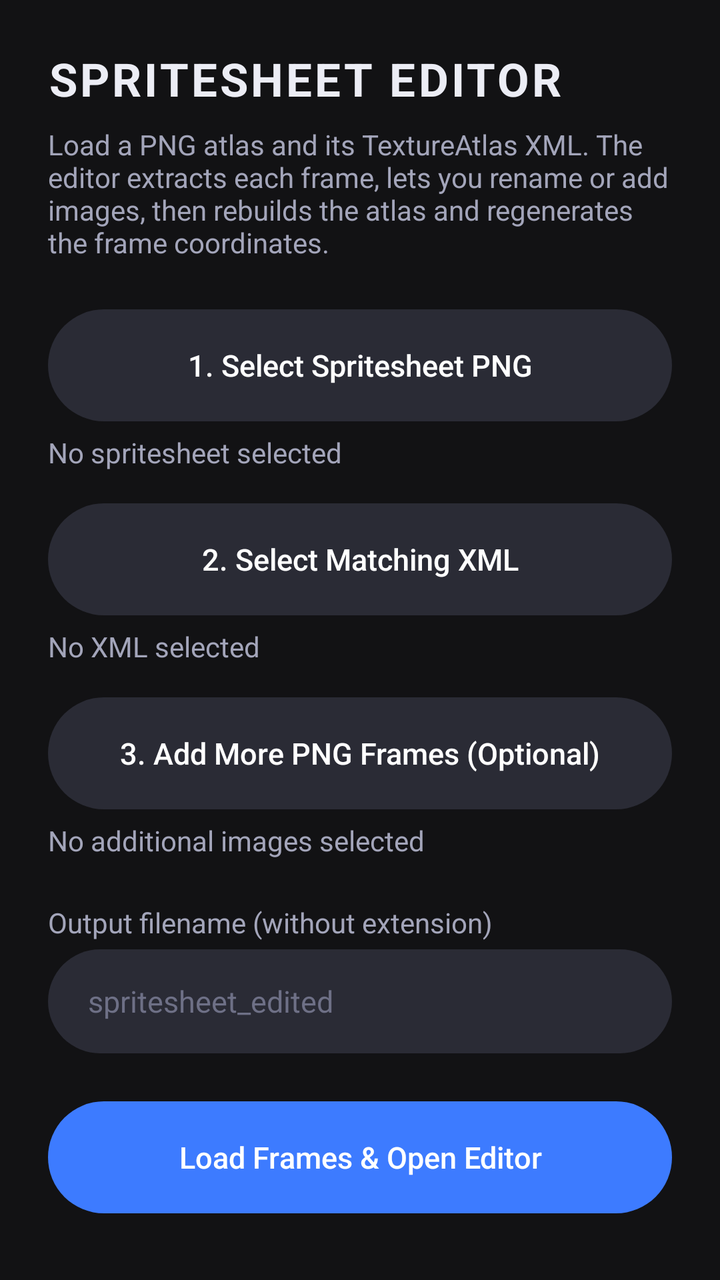
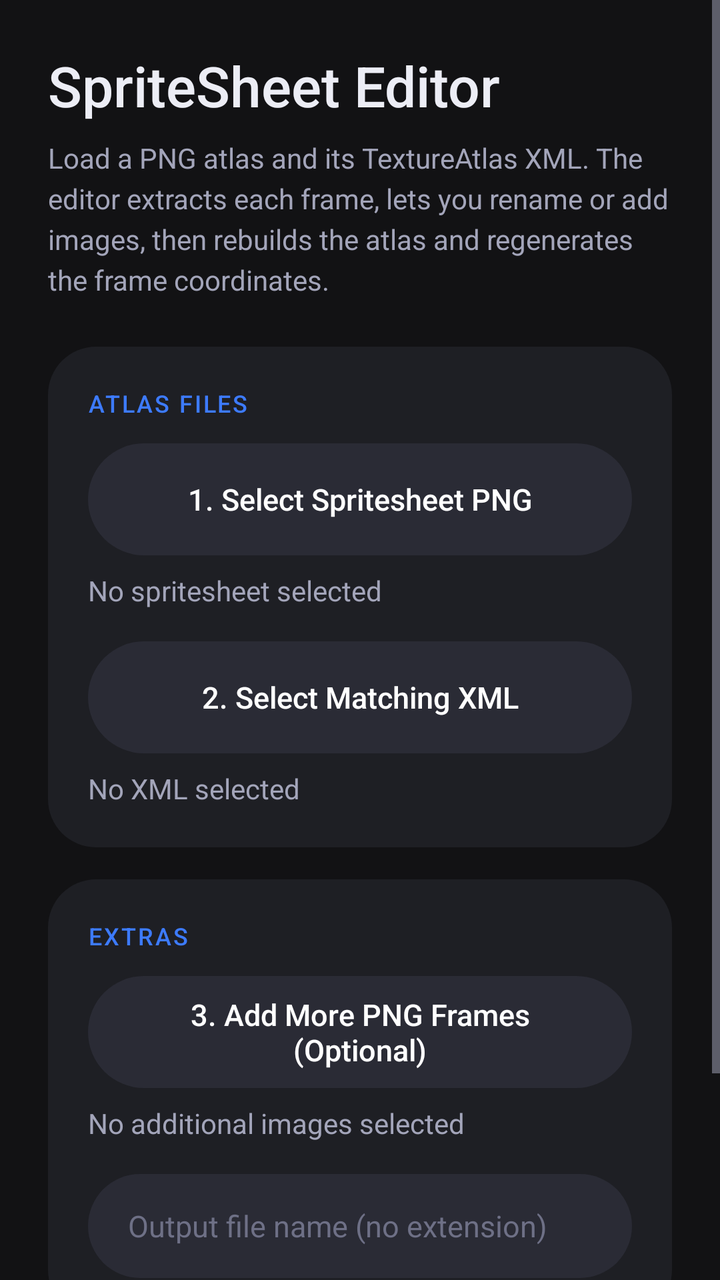

Screens rendered from an Android XML layout before and after an edit, with the pre-edit source and the edit as a unified diff.
<!-- AndroidManifest.xml: application theme Theme.ZenFNFToolkit -->
<!-- res/layout/activity_sprite_sheet_editor.xml -->
<?xml version="1.0" encoding="utf-8"?>
<ScrollView xmlns:android="http://schemas.android.com/apk/res/android"
    android:layout_width="match_parent"
    android:layout_height="match_parent"
    android:background="@color/bw_black"
    android:fillViewport="true">
    <LinearLayout
        android:layout_width="match_parent"
        android:layout_height="wrap_content"
        android:orientation="vertical"
        android:padding="24dp">
        <TextView
            android:layout_width="wrap_content"
            android:layout_height="wrap_content"
            android:text="SPRITESHEET EDITOR"
            android:textColor="@color/bw_white"
            android:textSize="23sp"
            android:textStyle="bold"
            android:letterSpacing="0.06" />
        <TextView
            android:layout_width="match_parent"
            android:layout_height="wrap_content"
            android:layout_marginTop="8dp"
            android:layout_marginBottom="24dp"
            android:text="Load a PNG atlas and its TextureAtlas XML. The editor extracts each frame, lets you rename or add images, then rebuilds the atlas and regenerates the frame coordinates."
            android:textColor="@color/bw_grey"
            android:textSize="14sp" />
        <Button
            android:id="@+id/btnPickSheet"
            style="@style/ZenButtonOutline"
            android:layout_width="match_parent"
            android:layout_height="wrap_content"
            android:text="1. Select Spritesheet PNG" />
        <TextView
            android:id="@+id/tvSheetStatus"
            style="@style/ZenBody"
            android:layout_width="match_parent"
            android:layout_height="wrap_content"
            android:layout_marginTop="6dp"
            android:layout_marginBottom="16dp"
            android:text="No spritesheet selected" />
        <Button
            android:id="@+id/btnPickXml"
            style="@style/ZenButtonOutline"
            android:layout_width="match_parent"
            android:layout_height="wrap_content"
            android:text="2. Select Matching XML" />
        <TextView
            android:id="@+id/tvXmlStatus"
            style="@style/ZenBody"
            android:layout_width="match_parent"
            android:layout_height="wrap_content"
            android:layout_marginTop="6dp"
            android:layout_marginBottom="16dp"
            android:text="No XML selected" />
        <Button
            android:id="@+id/btnAddImages"
            style="@style/ZenButtonOutline"
            android:layout_width="match_parent"
            android:layout_height="wrap_content"
            android:text="3. Add More PNG Frames (Optional)" />
        <TextView
            android:id="@+id/tvAddedStatus"
            style="@style/ZenBody"
            android:layout_width="match_parent"
            android:layout_height="wrap_content"
            android:layout_marginTop="6dp"
            android:layout_marginBottom="22dp"
            android:text="No additional images selected" />
        <TextView
            style="@style/ZenBody"
            android:layout_width="wrap_content"
            android:layout_height="wrap_content"
            android:text="Output filename (without extension)" />
        <EditText
            android:id="@+id/etOutputName"
            android:layout_width="match_parent"
            android:layout_height="wrap_content"
            android:layout_marginTop="4dp"
            android:hint="spritesheet_edited"
            android:singleLine="true"
            android:textColor="@color/bw_white"
            android:textColorHint="@color/bw_grey_dim"
            android:background="@drawable/bw_edittext_underline" />
        <Button
            android:id="@+id/btnOpenEditor"
            style="@style/ZenButton"
            android:layout_width="match_parent"
            android:layout_height="wrap_content"
            android:layout_marginTop="24dp"
            android:text="Load Frames &amp; Open Editor" />
    </LinearLayout>
</ScrollView>
<!-- resources referenced by this layout -->
<resources>
  <color name="bw_black">#121214</color>
  <color name="bw_grey">#A3A5BA</color>
  <color name="bw_grey_dim">#6E7086</color>
  <color name="bw_white">#ECEDF5</color>
  <style name="ZenBody">
          <item name="android:textColor">@color/bw_grey</item>
          <item name="android:textSize">14sp</item>
          <item name="android:lineSpacingExtra">4dp</item>
      </style>
  <style name="ZenButton">
          <item name="android:background">@drawable/bw_button_bg</item>
          <item name="android:textColor">@color/zen_button_text</item>
          <item name="android:textAllCaps">false</item>
          <item name="android:textSize">15sp</item>
          <item name="android:fontFamily">sans-serif-medium</item>
          <item name="android:minHeight">56dp</item>
          <item name="android:paddingLeft">24dp</item>
          <item name="android:paddingRight">24dp</item>
          <item name="android:stateListAnimator">@null</item>
          <item name="android:elevation">0dp</item>
      </style>
  <style name="ZenButtonOutline">
          <item name="android:background">@drawable/bw_button_outline_bg</item>
          <item name="android:textColor">@color/zen_button_text</item>
          <item name="android:textAllCaps">false</item>
          <item name="android:textSize">15sp</item>
          <item name="android:fontFamily">sans-serif-medium</item>
          <item name="android:minHeight">56dp</item>
          <item name="android:paddingLeft">24dp</item>
          <item name="android:paddingRight">24dp</item>
          <item name="android:stateListAnimator">@null</item>
          <item name="android:elevation">0dp</item>
      </style>
  <color name="bw_surface_high">#363746</color>
  <color name="fnf_accent">#3D7BFF</color>
  <color name="bw_surface">#2A2B35</color>
  <color name="fnf_on_accent">#FFFFFF</color>
  <color name="bw_panel">#1E1F24</color>
  <style name="ZenWindowAnimation">
          <item name="android:activityOpenEnterAnimation">@anim/zen_enter</item>
          <item name="android:activityOpenExitAnimation">@anim/zen_exit</item>
          <item name="android:activityCloseEnterAnimation">@anim/zen_enter_back</item>
          <item name="android:activityCloseExitAnimation">@anim/zen_exit_back</item>
      </style>
  <style name="ZenEditText" parent="Widget.AppCompat.EditText">
          <item name="android:textColor">@color/bw_white</item>
          <item name="android:textColorHint">@color/bw_grey_dim</item>
          <item name="android:textSize">15sp</item>
          <item name="android:background">@drawable/bw_edittext_underline</item>
          <item name="android:minHeight">52dp</item>
      </style>
  <color name="fnf_accent_dark">#2A62DB</color>
  <!-- unchanged entries left out for length: 4 -->
</resources>

<!-- the commit's change to res/layout/activity_sprite_sheet_editor.xml (unified diff, before → after) -->
@@ -4,84 +4,113 @@
     android:layout_height="match_parent"
     android:background="@color/bw_black"
     android:fillViewport="true">
+
     <LinearLayout
         android:layout_width="match_parent"
         android:layout_height="wrap_content"
         android:orientation="vertical"
-        android:padding="24dp">
+        android:padding="24dp"
+        android:paddingTop="40dp">
+
         <TextView
+            style="@style/ZenHeader"
             android:layout_width="wrap_content"
             android:layout_height="wrap_content"
-            android:text="SPRITESHEET EDITOR"
-            android:textColor="@color/bw_white"
-            android:textSize="23sp"
-            android:textStyle="bold"
-            android:letterSpacing="0.06" />
+            android:layout_marginBottom="8dp"
+            android:text="SpriteSheet Editor" />
+
         <TextView
-            android:layout_width="match_parent"
-            android:layout_height="wrap_content"
-            android:layout_marginTop="8dp"
-            android:layout_marginBottom="24dp"
-            android:text="Load a PNG atlas and its TextureAtlas XML. The editor extracts each frame, lets you rename or add images, then rebuilds the atlas and regenerates the frame coordinates."
-            android:textColor="@color/bw_grey"
-            android:textSize="14sp" />
-        <Button
-            android:id="@+id/btnPickSheet"
-            style="@style/ZenButtonOutline"
-            android:layout_width="match_parent"
-            android:layout_height="wrap_content"
-            android:text="1. Select Spritesheet PNG" />
-        <TextView
-            android:id="@+id/tvSheetStatus"
             style="@style/ZenBody"
             android:layout_width="match_parent"
             android:layout_height="wrap_content"
-            android:layout_marginTop="6dp"
-            android:layout_marginBottom="16dp"
-            android:text="No spritesheet selected" />
-        <Button
-            android:id="@+id/btnPickXml"
-            style="@style/ZenButtonOutline"
+            android:layout_marginBottom="24dp"
+            android:text="Load a PNG atlas and its TextureAtlas XML. The editor extracts each frame, lets you rename or add images, then rebuilds the atlas and regenerates the frame coordinates." />
+
+        <LinearLayout
             android:layout_width="match_parent"
             android:layout_height="wrap_content"
-            android:text="2. Select Matching XML" />
-        <TextView
-            android:id="@+id/tvXmlStatus"
-            style="@style/ZenBody"
+            android:background="@drawable/bw_card_bg"
+            android:orientation="vertical"
+            android:padding="20dp">
+
+            <TextView
+                style="@style/ZenSectionLabel"
+                android:layout_width="wrap_content"
+                android:layout_height="wrap_content"
+                android:layout_marginBottom="12dp"
+                android:text="Atlas files" />
+
+            <Button
+                android:id="@+id/btnPickSheet"
+                style="@style/ZenButtonOutline"
+                android:layout_width="match_parent"
+                android:layout_height="wrap_content"
+                android:text="1. Select Spritesheet PNG" />
+
+            <TextView
+                android:id="@+id/tvSheetStatus"
+                style="@style/ZenBody"
+                android:layout_width="match_parent"
+                android:layout_height="wrap_content"
+                android:layout_marginTop="8dp"
+                android:layout_marginBottom="16dp"
+                android:text="No spritesheet selected" />
+
+            <Button
+                android:id="@+id/btnPickXml"
+                style="@style/ZenButtonOutline"
+                android:layout_width="match_parent"
+                android:layout_height="wrap_content"
+                android:text="2. Select Matching XML" />
+
+            <TextView
+                android:id="@+id/tvXmlStatus"
+                style="@style/ZenBody"
+                android:layout_width="match_parent"
+                android:layout_height="wrap_content"
+                android:layout_marginTop="8dp"
+                android:text="No XML selected" />
+        </LinearLayout>
+
+        <LinearLayout
             android:layout_width="match_parent"
             android:layout_height="wrap_content"
-            android:layout_marginTop="6dp"
-            android:layout_marginBottom="16dp"
-            android:text="No XML selected" />
-        <Button
-            android:id="@+id/btnAddImages"
-            style="@style/ZenButtonOutline"
-            android:layout_width="match_parent"
-            android:layout_height="wrap_content"
-            android:text="3. Add More PNG Frames (Optional)" />
-        <TextView
-            android:id="@+id/tvAddedStatus"
-            style="@style/ZenBody"
-            android:layout_width="match_parent"
-            android:layout_height="wrap_content"
-            android:layout_marginTop="6dp"
-            android:layout_marginBottom="22dp"
-            android:text="No additional images selected" />
-        <TextView
-            style="@style/ZenBody"
-            android:layout_width="wrap_content"
-            android:layout_height="wrap_content"
-            android:text="Output filename (without extension)" />
-        <EditText
-            android:id="@+id/etOutputName"
-            android:layout_width="match_parent"
-            android:layout_height="wrap_content"
-            android:layout_marginTop="4dp"
-            android:hint="spritesheet_edited"
-            android:singleLine="true"
-            android:textColor="@color/bw_white"
-            android:textColorHint="@color/bw_grey_dim"
-            android:background="@drawable/bw_edittext_underline" />
+            android:layout_marginTop="16dp"
+            android:background="@drawable/bw_card_bg"
+            android:orientation="vertical"
+            android:padding="20dp">
+
+            <TextView
+                style="@style/ZenSectionLabel"
+                android:layout_width="wrap_content"
+                android:layout_height="wrap_content"
+                android:layout_marginBottom="12dp"
+                android:text="Extras" />
+
+            <Button
+                android:id="@+id/btnAddImages"
+                style="@style/ZenButtonOutline"
+                android:layout_width="match_parent"
+                android:layout_height="wrap_content"
+                android:text="3. Add More PNG Frames (Optional)" />
+
+            <TextView
+                android:id="@+id/tvAddedStatus"
+                style="@style/ZenBody"
+                android:layout_width="match_parent"
+                android:layout_height="wrap_content"
+                android:layout_marginTop="8dp"
+                android:layout_marginBottom="16dp"
+                android:text="No additional images selected" />
+
+            <EditText
+                android:id="@+id/etOutputName"
+                android:layout_width="match_parent"
+                android:layout_height="wrap_content"
+                android:hint="Output file name (no extension)"
+                android:singleLine="true" />
+        </LinearLayout>
+
         <Button
             android:id="@+id/btnOpenEditor"
             style="@style/ZenButton"
<!-- resource entries referenced after the edit -->
@@ -1,6 +1,11 @@
 <!-- resources referenced by this layout -->
 <resources>
   <color name="bw_black">#121214</color>
+  <!-- drawable bw_card_bg (drawable) -->
+  <shape xmlns:android="http://schemas.android.com/apk/res/android" android:shape="rectangle">
+      <solid android:color="@color/bw_panel" />
+      <corners android:radius="24dp" />
+  </shape>
   <color name="bw_grey">#A3A5BA</color>
   <color name="bw_grey_dim">#6E7086</color>
   <color name="bw_white">#ECEDF5</color>
@@ -33,6 +38,20 @@
           <item name="android:stateListAnimator">@null</item>
           <item name="android:elevation">0dp</item>
       </style>
+  <style name="ZenHeader">
+          <item name="android:textColor">@color/bw_white</item>
+          <item name="android:textSize">28sp</item>
+          <item name="android:fontFamily">sans-serif-medium</item>
+          <item name="android:textAllCaps">false</item>
+          <item name="android:letterSpacing">0</item>
+      </style>
+  <style name="ZenSectionLabel">
+          <item name="android:textColor">@color/fnf_accent</item>
+          <item name="android:textSize">12sp</item>
+          <item name="android:fontFamily">sans-serif-medium</item>
+          <item name="android:letterSpacing">0.08</item>
+          <item name="android:textAllCaps">true</item>
+      </style>
   <color name="bw_surface_high">#363746</color>
   <color name="fnf_accent">#3D7BFF</color>
   <color name="bw_surface">#2A2B35</color>
